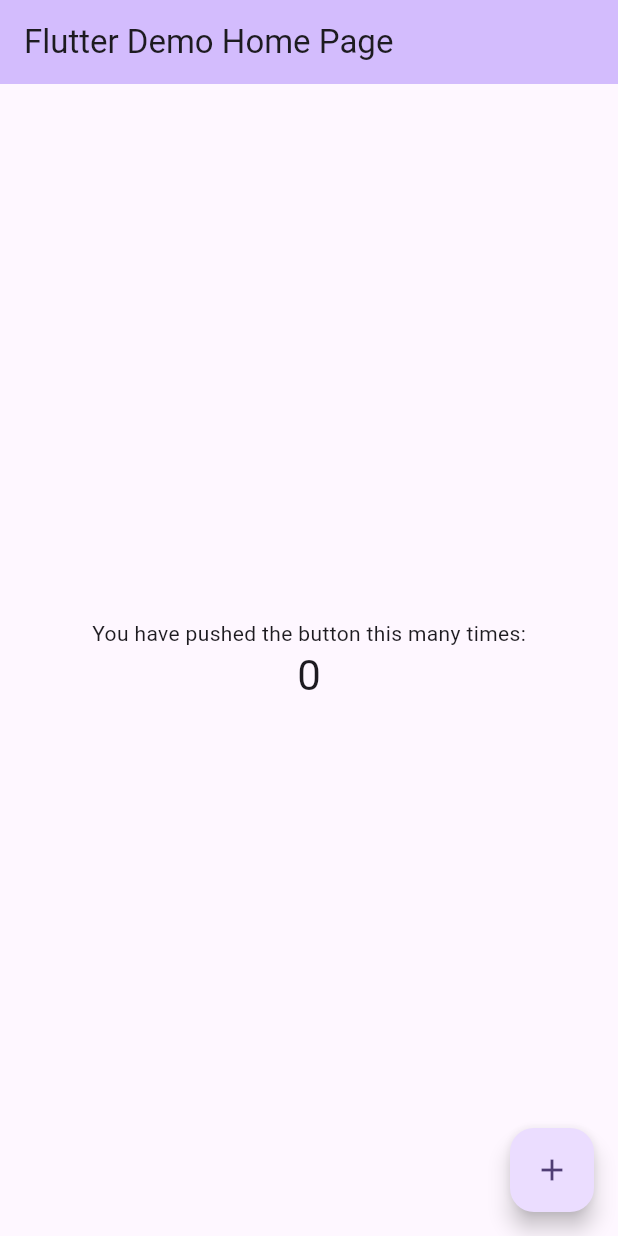
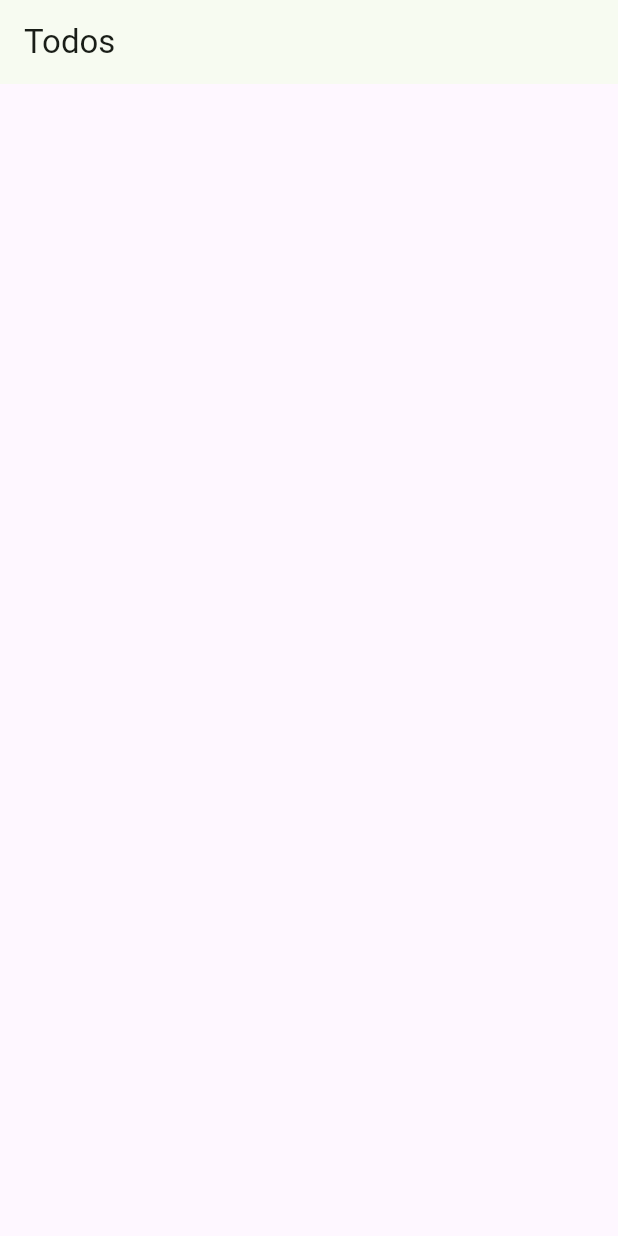
Before and after one commit to prudok/todo_lite, a Flutter app: the screen it shows after launch, on a phone screen of 412 x 824 dp. Run offline on Flutter 3.47's test engine with Material 2 defaults, Android fonts, the phone set to English and light mode, and no system bars; our stand-ins replace flutter_riverpod, freezed_annotation, go_router.

Commit message:
add new models, providers etc.

```diff
--- a/lib/data/repository/todos_impl.dart
+++ b/lib/data/repository/todos_impl.dart
@@ -1,40 +1,59 @@
+import 'dart:convert';
+
+import 'package:collection/collection.dart';
 import 'package:todolite/domain/model/todo.dart';
 
+import '../../domain/model/todos.dart';
 import '../../domain/repository/todos.dart';
 import '../source/files.dart';
 
 class TodoRepositoryImpl extends TodosRepository {
   final Files files;
+  late final String path;
 
   TodoRepositoryImpl(this.files);
 
   @override
-  Future<void> deleteAllTodos() {
-    // TODO: implement deleteAllTodos
-    throw UnimplementedError();
+  Future<void> deleteAllTodos() async {
+    await files.delete(path);
   }
 
   @override
-  Future<void> deleteTodo(Todo todo) {
-    // TODO: implement deleteTodo
-    throw UnimplementedError();
+  Future<void> deleteTodo(Todo todo) async {
+    final todos = await loadTodos();
+
+    final newTodos = todos.values.where((td) => td.id != todo.id).toList();
+
+    await files.write(
+        path, jsonDecode(Todos(values: newTodos).toJson() as String));
   }
 
   @override
-  Future<Todo?> getTodoById(String id) {
-    // TODO: implement getTodoById
-    throw UnimplementedError();
+  Future<Todo?> getTodoById(String id) async {
+    final todos = await loadTodos();
+
+    return todos.values.firstWhereOrNull((todo) => todo.id == id);
   }
 
   @override
-  Future<List<Todo>> loadTodos() {
-    // TODO: implement loadTodos
-    throw UnimplementedError();
+  Future<Todos> loadTodos() async {
+    final content = await files.read(path);
+    if (content == null) {
+      return const Todos(values: []);
+    }
+
+    return Todos.fromJson(jsonDecode(content));
   }
 
   @override
-  Future<void> saveTodo(Todo todo) {
-    // TODO: implement saveTodo
-    throw UnimplementedError();
+  Future<void> saveTodo(Todo todo) async {
+    final todos = await loadTodos();
+
+    final newTodos = todos.values.where((td) => td.id != todo.id).toList();
+
+    newTodos.add(todo);
+
+    await files.write(
+        path, jsonDecode(Todos(values: newTodos).toJson() as String));
   }
 }
--- a/lib/data/source/module.dart
+++ b/lib/data/source/module.dart
@@ -1,8 +1,8 @@
 import 'package:flutter_riverpod/flutter_riverpod.dart';
 
-import './files_impl.dart';
+import 'files_memory_impl.dart';
 import 'files.dart';
 
 final filesProvider = Provider<Files>((ref) {
-  return FilesImpl();
+  return FilesMemoryImpl();
 });
--- /dev/null
+++ b/lib/domain/model/todos.dart
@@ -0,0 +1,15 @@
+import 'package:freezed_annotation/freezed_annotation.dart';
+import './todo.dart';
+
+part 'todos.freezed.dart';
+part 'todos.g.dart';
+
+@freezed
+class Todos with _$Todos {
+  const factory Todos({
+    @Default([]) List<Todo> values,
+  }) = _Todos;
+
+  factory Todos.fromJson(Map<String, Object?> json)
+      => _$TodosFromJson(json);
+}
--- a/lib/domain/repository/todos.dart
+++ b/lib/domain/repository/todos.dart
@@ -1,7 +1,8 @@
 import '../model/todo.dart';
+import '../model/todos.dart';
 
 abstract class TodosRepository {
-  Future<List<Todo>> loadTodos();
+  Future<Todos> loadTodos();
 
   Future<void> saveTodo(Todo todo);
 
--- a/lib/main.dart
+++ b/lib/main.dart
@@ -1,73 +1,8 @@
 import 'package:flutter/material.dart';
 import 'package:flutter_riverpod/flutter_riverpod.dart';
-import 'package:riverpod/riverpod.dart';
+
+import '../presentation/widgets/app.dart';
 
 void main() {
-  runApp(const ProviderScope(child: MyApp()));
+  runApp(const ProviderScope(child: TodosApp()));
 }
-
-class MyApp extends StatelessWidget {
-  const MyApp({super.key});
-
-  @override
-  Widget build(BuildContext context) {
-    return MaterialApp(
-      title: 'Flutter Demo',
-      theme: ThemeData(
-        colorScheme: ColorScheme.fromSeed(seedColor: Colors.deepPurple),
-        useMaterial3: true,
-      ),
-      home: const MyHomePage(title: 'Flutter Demo Home Page'),
-    );
-  }
-}
-
-class MyHomePage extends StatefulWidget {
-  const MyHomePage({super.key, required this.title});
-
-
-
-  final String title;
-
-  @override
-  State<MyHomePage> createState() => _MyHomePageState();
-}
-
-class _MyHomePageState extends State<MyHomePage> {
-  int _counter = 0;
-
-  void _incrementCounter() {
-    setState(() {
-      _counter++;
-    });
-  }
-
-  @override
-  Widget build(BuildContext context) {
-    return Scaffold(
-      appBar: AppBar(
-        backgroundColor: Theme.of(context).colorScheme.inversePrimary,
-        title: Text(widget.title),
-      ),
-      body: Center(
-        child: Column(
-          mainAxisAlignment: MainAxisAlignment.center,
-          children: <Widget>[
-            const Text(
-              'You have pushed the button this many times:',
-            ),
-            Text(
-              '$_counter',
-              style: Theme.of(context).textTheme.headlineMedium,
-            ),
-          ],
-        ),
-      ),
-      floatingActionButton: FloatingActionButton(
-        onPressed: _incrementCounter,
-        tooltip: 'Increment',
-        child: const Icon(Icons.add),
-      ),
-    );
-  }
-}
--- /dev/null
+++ b/lib/presentation/view/home.dart
@@ -0,0 +1,14 @@
+import 'package:flutter/material.dart';
+
+class Home extends StatelessWidget {
+  const Home({super.key});
+
+  @override
+  Widget build(BuildContext context) {
+    return Scaffold(
+      appBar: AppBar(
+        title: Text('Todos'),
+      ),
+    );
+  }
+}
--- /dev/null
+++ b/lib/presentation/widgets/app.dart
@@ -0,0 +1,31 @@
+import 'package:flutter/material.dart';
+import './router.dart';
+
+class TodosApp extends StatelessWidget {
+  const TodosApp({super.key});
+
+  @override
+  Widget build(BuildContext context) {
+    final color = Colors.green;
+    return MaterialApp.router(
+      debugShowCheckedModeBanner: false,
+      title: 'Todos',
+      routeInformationParser: router.routeInformationParser,
+      routeInformationProvider: router.routeInformationProvider,
+      routerDelegate: router.routerDelegate,
+      theme: ThemeData.light(useMaterial3: true).copyWith(
+        colorScheme: ColorScheme.fromSeed(
+          seedColor: color,
+          brightness: Brightness.light,
+        ),
+      ),
+      darkTheme: ThemeData.dark(useMaterial3: true).copyWith(
+        colorScheme: ColorScheme.fromSeed(
+          seedColor: color,
+          brightness: Brightness.dark,
+        ),
+      ),
+      themeMode: ThemeMode.system,
+    );
+  }
+}
--- /dev/null
+++ b/lib/presentation/widgets/router.dart
@@ -0,0 +1,13 @@
+import 'package:go_router/go_router.dart';
+
+import '../view/home.dart';
+
+final router = GoRouter(
+  initialLocation: '/',
+  routes: [
+    GoRoute(
+      path: '/',
+      builder: (context, state) => const Home(),
+    ),
+  ],
+);
--- a/pubspec.yaml
+++ b/pubspec.yaml
@@ -16,6 +16,8 @@ dependencies:
   json_annotation: ^4.8.0
   flutter_riverpod: ^2.3.2
   flutter_scripts: ^0.0.3
+  collection: ^1.17.1
+  go_router: ^6.2.0
 
 dev_dependencies:
   flutter_test:
```
Also changed, not shown: lib/data/source/files_impl.dart (deleted, +0 -24 lines), lib/data/source/files_memory_impl.dart (added, +23 -0 lines), lib/domain/model/todos.freezed.dart (added), lib/domain/model/todos.g.dart (added), pubspec.lock.
